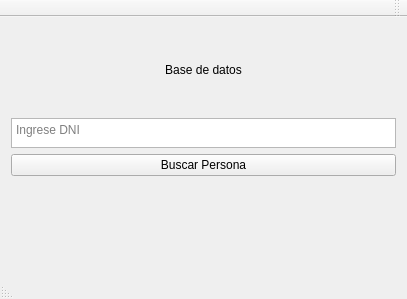
Before: the Qt Designer form b-link-tree-gui/mainwindow.ui in mlovatonv/b-link-tree, drawn with Qt 5.
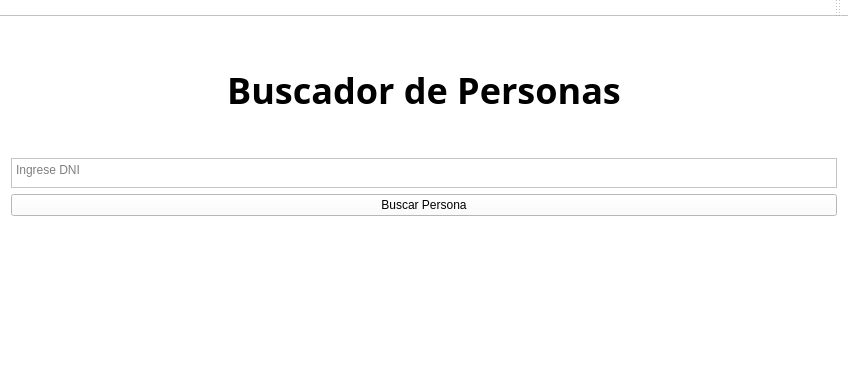
After: the same form once the commit is applied.

What changed in the file:
```diff
--- a/b-link-tree-gui/mainwindow.ui
+++ b/b-link-tree-gui/mainwindow.ui
@@ -6,8 +6,8 @@
    <rect>
     <x>0</x>
     <y>0</y>
-    <width>407</width>
-    <height>299</height>
+    <width>848</width>
+    <height>378</height>
    </rect>
   </property>
   <property name="windowTitle">
@@ -16,12 +16,23 @@
   <property name="layoutDirection">
    <enum>Qt::RightToLeft</enum>
   </property>
+  <property name="styleSheet">
+   <string notr="true">background-color: rgb(255, 255, 255);</string>
+  </property>
   <widget class="QWidget" name="centralWidget">
    <layout class="QVBoxLayout" name="verticalLayout">
     <item>
      <widget class="QLabel" name="title">
+      <property name="font">
+       <font>
+        <family>Ubuntu Condensed</family>
+        <pointsize>27</pointsize>
+        <weight>75</weight>
+        <bold>true</bold>
+       </font>
+      </property>
       <property name="text">
-       <string>Base de datos</string>
+       <string>Buscador de Personas</string>
       </property>
       <property name="textFormat">
        <enum>Qt::AutoText</enum>
@@ -35,7 +46,7 @@
      <widget class="QTextEdit" name="searchText">
       <property name="maximumSize">
        <size>
-        <width>400</width>
+        <width>1000000</width>
         <height>30</height>
        </size>
       </property>
@@ -53,6 +64,11 @@
     </item>
     <item>
      <widget class="QLabel" name="resultText">
+      <property name="font">
+       <font>
+        <pointsize>16</pointsize>
+       </font>
+      </property>
       <property name="text">
        <string>&lt;Resultado&gt;</string>
       </property>
```
